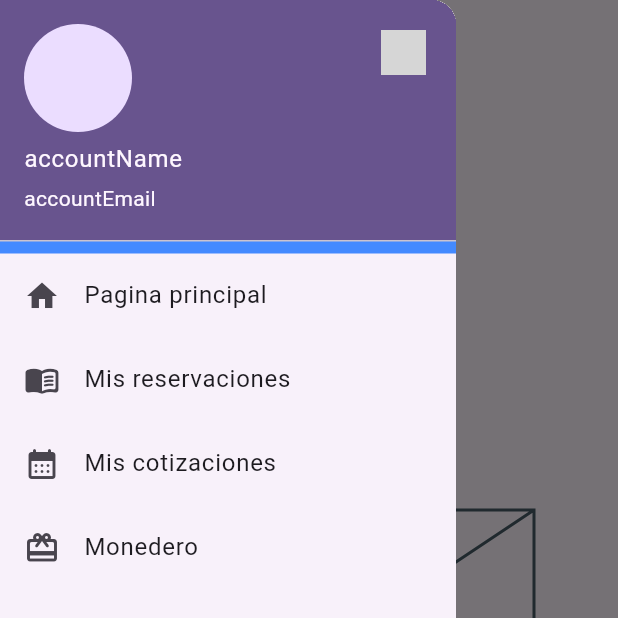
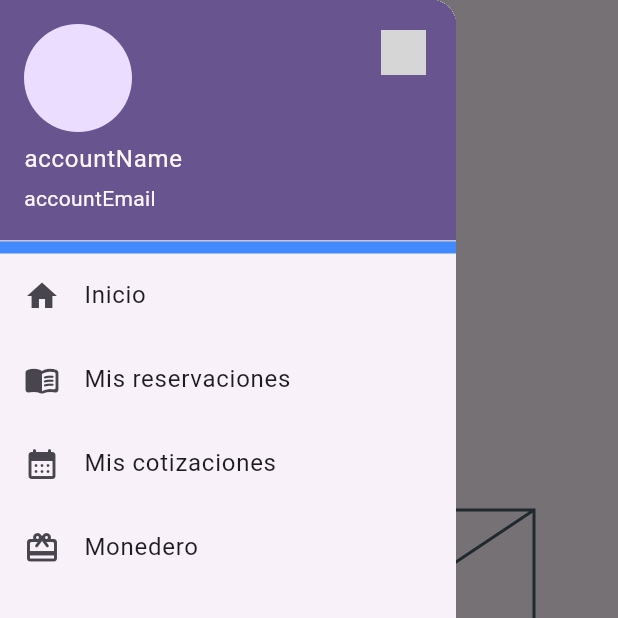
Before and after one commit to AlDaniel1337/travel, a Flutter app: the screen it shows after launch, with the side drawer open, on a phone screen of 412 x 824 dp, the top half of it. Run offline on Flutter 3.47's test engine with Material 3 defaults, Android fonts, the phone set to English and light mode, and no system bars; our stand-ins replace flutter_riverpod, get; missing offline and left inert: country_flags; grey boxes are pictures that could not be loaded.

Commit message:
Agreagadas paginas de viaje

```diff
--- a/lib/src/config/language/language_keys.dart
+++ b/lib/src/config/language/language_keys.dart
@@ -11,7 +11,7 @@ class LanguageKeys extends Translations{
   Map< String, Map<String, String>> get keys => {
     // Español
     "es_MX": {
-      "Pagina principal" : "Pagina principal",
+      "Inicio" : "Inicio",
       "Mis reservaciones": "Mis reservaciones",
       "Mis cotizaciones" : "Mis cotizaciones",
       "Monedero"         : "Monedero",
@@ -20,7 +20,7 @@ class LanguageKeys extends Translations{
 
     // Ingles
     "en_US": {
-      "Pagina principal" : "Home",
+      "Inicio"           : "Home",
       "Mis reservaciones": "My reservations",
       "Mis cotizaciones" : "My quotes",
       "Monedero"         : "Wallet",
--- a/lib/src/config/navigation/navigation.dart
+++ b/lib/src/config/navigation/navigation.dart
@@ -1,6 +1,6 @@
 import 'package:flutter/material.dart';
 import 'package:get/get.dart';
-import 'package:travel_application/src/presentation/pages/home/home.page.dart';
+import 'package:travel_application/src/features/travel/presentation/presentation.dart';
 
 //~ Interface para los elementos del menu
 class MenuOption{
@@ -22,7 +22,10 @@ class Routes{
   /// Listado con las rutas de la app
   static List<GetPage> getRoutes(){
     List<GetPage> pages = [
-      GetPage(name: HomePage.route, page:() => const HomePage()),
+      GetPage(name: HomePage.route,         page:() => const HomePage()),
+      GetPage(name: ReservationsPage.route, page:() => const ReservationsPage()),
+      GetPage(name: QuotesPage.route,       page:() => const QuotesPage()),
+      GetPage(name: WalletPage.route,       page:() => const WalletPage()),
     ];
 
     return pages;
--- a/lib/src/presentation/pages/home/home.page.dart
+++ b/lib/src/features/travel/presentation/pages/home/home.page.dart
@@ -1,6 +1,6 @@
 import 'package:flutter/material.dart';
 import 'package:travel_application/src/config/language/use_languaje.dart';
-import 'package:travel_application/src/presentation/shared/shared.dart';
+import 'package:travel_application/src/shared/shared.dart';
 
 class HomePage extends StatelessWidget {
 
--- /dev/null
+++ b/lib/src/features/travel/presentation/presentation.dart
@@ -0,0 +1,4 @@
+export 'pages/home/home.page.dart';
+export 'pages/quotes/quotes.page.dart';
+export 'pages/reservations/reservations.page.dart';
+export 'pages/wallet/wallet.page.dart';
--- a/lib/src/presentation/presentation.dart
+++ /dev/null
@@ -1 +0,0 @@
-export 'pages/home/home.page.dart';
--- a/lib/src/presentation/shared/drawers/components/menu_elements.dart
+++ b/lib/src/shared/drawers/components/menu_elements.dart
@@ -16,7 +16,7 @@ class MenuElement {
 class MenuElements {
 
   final _menuElements = [
-    MenuElement(title: "Pagina principal",  icon: Icons.home),
+    MenuElement(title: "Inicio",            icon: Icons.home),
     MenuElement(title: "Mis reservaciones", icon: Icons.menu_book_rounded),
     MenuElement(title: "Mis cotizaciones",  icon: Icons.calendar_month_rounded),
     MenuElement(title: "Monedero",          icon: Icons.card_giftcard_rounded),
--- a/lib/src/presentation/shared/drawers/main_drawer.dart
+++ b/lib/src/shared/drawers/main_drawer.dart
@@ -1,7 +1,7 @@
 import 'package:flutter/material.dart';
 import 'package:travel_application/src/config/language/use_languaje.dart';
-import 'package:travel_application/src/presentation/shared/drawers/components/drawer_header.dart';
-import 'package:travel_application/src/presentation/shared/drawers/components/menu_elements.dart';
+import 'package:travel_application/src/shared/drawers/components/drawer_header.dart';
+import 'package:travel_application/src/shared/drawers/components/menu_elements.dart';
 
 //TODO agregar tema
 
```
Also changed, not shown: lib/src/features/travel/presentation/pages/quotes/quotes.page.dart (added, +23 -0 lines), lib/src/features/travel/presentation/pages/reservations/reservations.page.dart (added, +23 -0 lines), lib/src/features/travel/presentation/pages/wallet/wallet.page.dart (added, +23 -0 lines), lib/src/shared/drawers/components/drawer_header.dart (renamed from lib/src/presentation/shared/drawers/components/drawer_header.dart), lib/src/shared/shared.dart (renamed from lib/src/presentation/shared/shared.dart).
